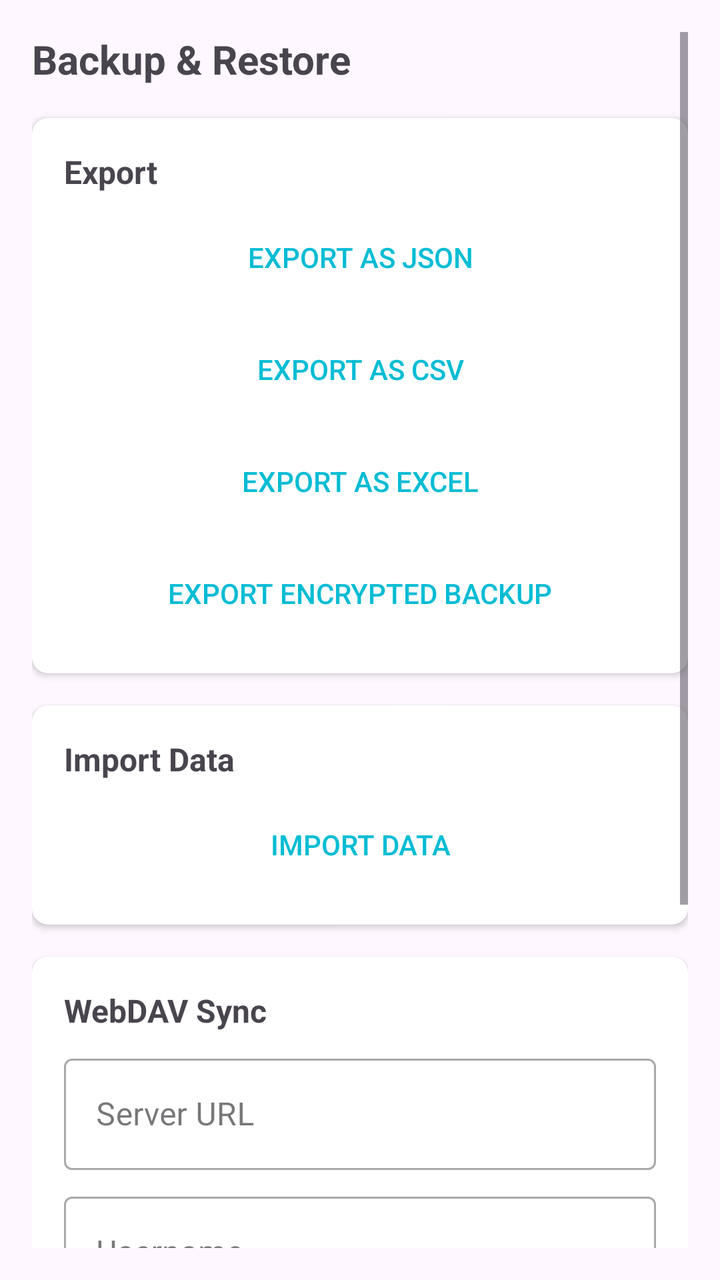
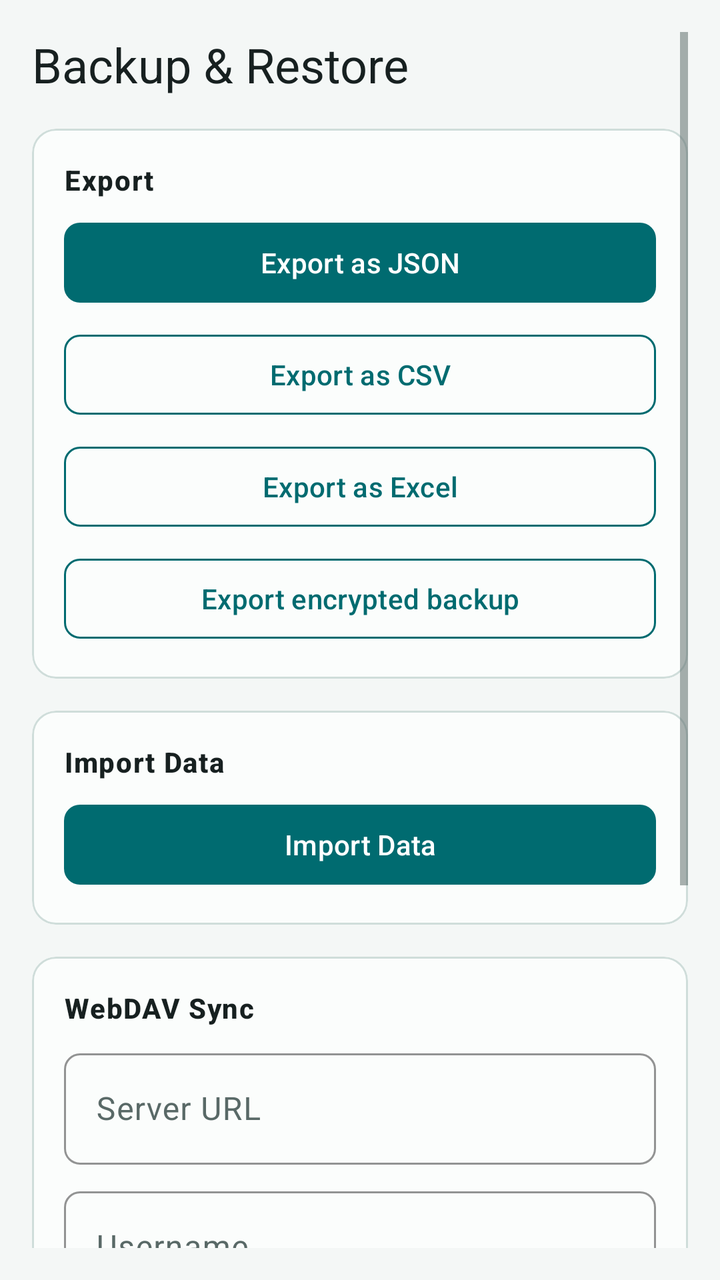

Two renders of the same Android screen: before a commit and after it. Below are the layout's source before the change and the commit's diff.
<!-- AndroidManifest.xml: application theme Theme.QRCodeSimple -->
<!-- res/layout/activity_backup.xml -->
<?xml version="1.0" encoding="utf-8"?>
<ScrollView xmlns:android="http://schemas.android.com/apk/res/android"
    xmlns:app="http://schemas.android.com/apk/res-auto"
    android:layout_width="match_parent"
    android:layout_height="match_parent"
    android:padding="16dp">

    <LinearLayout
        android:layout_width="match_parent"
        android:layout_height="wrap_content"
        android:orientation="vertical">

        <TextView
            android:layout_width="wrap_content"
            android:layout_height="wrap_content"
            android:text="@string/backup_restore"
            android:textSize="20sp"
            android:textStyle="bold"
            android:layout_marginBottom="16dp" />

        
        <androidx.cardview.widget.CardView
            android:layout_width="match_parent"
            android:layout_height="wrap_content"
            android:layout_marginBottom="16dp"
            app:cardCornerRadius="8dp"
            app:cardElevation="2dp"
            app:contentPadding="16dp">

            <LinearLayout
                android:layout_width="match_parent"
                android:layout_height="wrap_content"
                android:orientation="vertical">

                <TextView
                    android:layout_width="wrap_content"
                    android:layout_height="wrap_content"
                    android:text="@string/export_label"
                    android:textSize="16sp"
                    android:textStyle="bold"
                    android:layout_marginBottom="8dp" />

                <Button
                    android:id="@+id/btnExportJson"
                    android:layout_width="match_parent"
                    android:layout_height="wrap_content"
                    android:layout_marginBottom="8dp"
                    android:text="@string/export_json"
                    android:textColor="?attr/colorPrimary"

                    style="?android:attr/borderlessButtonStyle" />

                <Button
                    android:id="@+id/btnExportCsv"
                    android:layout_width="match_parent"
                    android:layout_height="wrap_content"
                    android:layout_marginBottom="8dp"
                    android:text="@string/export_csv"
                    android:textColor="?attr/colorPrimary"

                    style="?android:attr/borderlessButtonStyle" />

                <Button
                    android:id="@+id/btnExportExcel"
                    android:layout_width="match_parent"
                    android:layout_height="wrap_content"
                    android:layout_marginBottom="8dp"
                    android:text="@string/export_excel"
                    android:textColor="?attr/colorPrimary"

                    style="?android:attr/borderlessButtonStyle" />

                <Button
                    android:id="@+id/btnExportEncrypted"
                    android:layout_width="match_parent"
                    android:layout_height="wrap_content"
                    android:text="@string/export_encrypted"
                    android:textColor="?attr/colorPrimary"

                    style="?android:attr/borderlessButtonStyle" />

            </LinearLayout>

        </androidx.cardview.widget.CardView>

        
        <androidx.cardview.widget.CardView
            android:layout_width="match_parent"
            android:layout_height="wrap_content"
            app:cardCornerRadius="8dp"
            app:cardElevation="2dp"
            app:contentPadding="16dp">

            <LinearLayout
                android:layout_width="match_parent"
                android:layout_height="wrap_content"
                android:orientation="vertical">

                <TextView
                    android:layout_width="wrap_content"
                    android:layout_height="wrap_content"
                    android:text="@string/import_data"
                    android:textSize="16sp"
                    android:textStyle="bold"
                    android:layout_marginBottom="8dp" />

                <Button
                    android:id="@+id/btnImport"
                    android:layout_width="match_parent"
                    android:layout_height="wrap_content"
                    android:text="@string/import_data"
                    android:textColor="?attr/colorPrimary"

                    style="?android:attr/borderlessButtonStyle" />

            </LinearLayout>

        </androidx.cardview.widget.CardView>

        
        <androidx.cardview.widget.CardView
            android:layout_width="match_parent"
            android:layout_height="wrap_content"
            android:layout_marginTop="16dp"
            app:cardCornerRadius="8dp"
            app:cardElevation="2dp"
            app:contentPadding="16dp">

            <LinearLayout
                android:layout_width="match_parent"
                android:layout_height="wrap_content"
                android:orientation="vertical">

                <TextView
                    android:layout_width="wrap_content"
                    android:layout_height="wrap_content"
                    android:text="@string/webdav_sync"
                    android:textSize="16sp"
                    android:textStyle="bold"
                    android:layout_marginBottom="8dp" />

                <com.google.android.material.textfield.TextInputLayout
                    android:layout_width="match_parent"
                    android:layout_height="wrap_content"
                    android:hint="@string/webdav_url"
                    style="@style/Widget.MaterialComponents.TextInputLayout.OutlinedBox">

                    <com.google.android.material.textfield.TextInputEditText
                        android:id="@+id/etWebdavUrl"
                        android:layout_width="match_parent"
                        android:layout_height="wrap_content"
                        android:inputType="textUri" />

                </com.google.android.material.textfield.TextInputLayout>

                <com.google.android.material.textfield.TextInputLayout
                    android:layout_width="match_parent"
                    android:layout_height="wrap_content"
                    android:layout_marginTop="8dp"
                    android:hint="@string/webdav_username"
                    style="@style/Widget.MaterialComponents.TextInputLayout.OutlinedBox">

                    <com.google.android.material.textfield.TextInputEditText
                        android:id="@+id/etWebdavUsername"
                        android:layout_width="match_parent"
                        android:layout_height="wrap_content"
                        android:inputType="text" />

                </com.google.android.material.textfield.TextInputLayout>

                <com.google.android.material.textfield.TextInputLayout
                    android:layout_width="match_parent"
                    android:layout_height="wrap_content"
                    android:layout_marginTop="8dp"
                    android:hint="@string/webdav_password"
                    style="@style/Widget.MaterialComponents.TextInputLayout.OutlinedBox">

                    <com.google.android.material.textfield.TextInputEditText
                        android:id="@+id/etWebdavPassword"
                        android:layout_width="match_parent"
                        android:layout_height="wrap_content"
                        android:inputType="text|textPassword" />

                </com.google.android.material.textfield.TextInputLayout>

                <TextView
                    android:layout_width="wrap_content"
                    android:layout_height="wrap_content"
                    android:layout_marginTop="4dp"
                    android:text="@string/webdav_encrypted_hint"
                    android:textSize="12sp"
                    android:textColor="?android:attr/textColorSecondary" />

                <LinearLayout
                    android:layout_width="match_parent"
                    android:layout_height="wrap_content"
                    android:orientation="horizontal"
                    android:gravity="center_vertical"
                    android:layout_marginTop="8dp">

                    <TextView
                        android:layout_width="0dp"
                        android:layout_height="wrap_content"
                        android:layout_weight="1"
                        android:text="@string/webdav_auto_upload"
                        android:textSize="14sp" />

                    <Switch
                        android:id="@+id/switchWebdavAutoUpload"
                        android:layout_width="wrap_content"
                        android:layout_height="wrap_content" />

                </LinearLayout>

                <TextView
                    android:id="@+id/tvWebdavLastSync"
                    android:layout_width="wrap_content"
                    android:layout_height="wrap_content"
                    android:layout_marginTop="4dp"
                    android:textSize="12sp"
                    android:textColor="?android:attr/textColorSecondary" />

                <LinearLayout
                    android:layout_width="match_parent"
                    android:layout_height="wrap_content"
                    android:orientation="horizontal"
                    android:layout_marginTop="8dp">

                    <Button
                        android:id="@+id/btnWebdavUpload"
                        android:layout_width="0dp"
                        android:layout_height="wrap_content"
                        android:layout_weight="1"
                        android:text="@string/webdav_upload"
                        android:textColor="?attr/colorPrimary"

                        style="?android:attr/borderlessButtonStyle" />

                    <Button
                        android:id="@+id/btnWebdavDownload"
                        android:layout_width="0dp"
                        android:layout_height="wrap_content"
                        android:layout_weight="1"
                        android:text="@string/webdav_download"
                        android:textColor="?attr/colorPrimary"

                        style="?android:attr/borderlessButtonStyle" />

                </LinearLayout>

            </LinearLayout>

        </androidx.cardview.widget.CardView>

    </LinearLayout>

</ScrollView>
<!-- resources referenced by this layout -->
<resources>
  <style name="Theme.QRCodeSimple" parent="Theme.Material3.DayNight.NoActionBar">
          <item name="colorPrimary">@color/cyan_500</item>
          <item name="colorPrimaryVariant">@color/cyan_700</item>
          <item name="colorOnPrimary">@color/black</item>
          <item name="colorSecondary">@color/teal_200</item>
          <item name="colorSecondaryVariant">@color/teal_700</item>
          <item name="colorOnSecondary">@color/black</item>
          <item name="android:statusBarColor">?attr/colorPrimaryVariant</item>
      </style>
  <color name="cyan_500">#FF00BCD4</color>
  <color name="cyan_700">#FF0097A7</color>
  <color name="black">#FF000000</color>
  <color name="teal_200">#FF03DAC5</color>
  <color name="teal_700">#FF018786</color>
  <!-- unchanged entries left out for length: 15 -->
</resources>

<!-- the commit's change to res/layout/activity_backup.xml (unified diff, before → after) -->
@@ -3,7 +3,8 @@
     xmlns:app="http://schemas.android.com/apk/res-auto"
     android:layout_width="match_parent"
     android:layout_height="match_parent"
-    android:padding="16dp">
+    android:background="@color/app_background"
+    android:padding="@dimen/space_16">
 
     <LinearLayout
         android:layout_width="match_parent"
@@ -13,18 +14,17 @@
         <TextView
             android:layout_width="wrap_content"
             android:layout_height="wrap_content"
+            android:layout_marginBottom="16dp"
             android:text="@string/backup_restore"
-            android:textSize="20sp"
-            android:textStyle="bold"
-            android:layout_marginBottom="16dp" />
+            android:textAppearance="?attr/textAppearanceHeadlineSmall"
+            android:textColor="@color/app_text_primary" />
 
         
-        <androidx.cardview.widget.CardView
+        <com.google.android.material.card.MaterialCardView
+            style="@style/Widget.QRCodeSimple.Panel"
             android:layout_width="match_parent"
             android:layout_height="wrap_content"
             android:layout_marginBottom="16dp"
-            app:cardCornerRadius="8dp"
-            app:cardElevation="2dp"
             app:contentPadding="16dp">
 
             <LinearLayout
@@ -36,59 +36,49 @@
                     android:layout_width="wrap_content"
                     android:layout_height="wrap_content"
                     android:text="@string/export_label"
-                    android:textSize="16sp"
-                    android:textStyle="bold"
+                    android:textAppearance="@style/TextAppearance.QRCodeSimple.SectionLabel"
                     android:layout_marginBottom="8dp" />
 
-                <Button
+                <com.google.android.material.button.MaterialButton
                     android:id="@+id/btnExportJson"
+                    style="@style/Widget.QRCodeSimple.Button.Primary"
                     android:layout_width="match_parent"
                     android:layout_height="wrap_content"
                     android:layout_marginBottom="8dp"
-                    android:text="@string/export_json"
-                    android:textColor="?attr/colorPrimary"
-
-                    style="?android:attr/borderlessButtonStyle" />
-
-                <Button
+                    android:text="@string/export_json" />
+
+                <com.google.android.material.button.MaterialButton
                     android:id="@+id/btnExportCsv"
+                    style="@style/Widget.QRCodeSimple.Button.Outlined"
                     android:layout_width="match_parent"
                     android:layout_height="wrap_content"
                     android:layout_marginBottom="8dp"
-                    android:text="@string/export_csv"
-                    android:textColor="?attr/colorPrimary"
-
-                    style="?android:attr/borderlessButtonStyle" />
-
-                <Button
+                    android:text="@string/export_csv" />
+
+                <com.google.android.material.button.MaterialButton
                     android:id="@+id/btnExportExcel"
+                    style="@style/Widget.QRCodeSimple.Button.Outlined"
                     android:layout_width="match_parent"
                     android:layout_height="wrap_content"
                     android:layout_marginBottom="8dp"
-                    android:text="@string/export_excel"
-                    android:textColor="?attr/colorPrimary"
-
-                    style="?android:attr/borderlessButtonStyle" />
-
-                <Button
+                    android:text="@string/export_excel" />
+
+                <com.google.android.material.button.MaterialButton
                     android:id="@+id/btnExportEncrypted"
-                    android:layout_width="match_parent"
-                    android:layout_height="wrap_content"
-                    android:text="@string/export_encrypted"
-                    android:textColor="?attr/colorPrimary"
-
-                    style="?android:attr/borderlessButtonStyle" />
+                    style="@style/Widget.QRCodeSimple.Button.Outlined"
+                    android:layout_width="match_parent"
+                    android:layout_height="wrap_content"
+                    android:text="@string/export_encrypted" />
 
             </LinearLayout>
 
-        </androidx.cardview.widget.CardView>
+        </com.google.android.material.card.MaterialCardView>
 
         
-        <androidx.cardview.widget.CardView
+        <com.google.android.material.card.MaterialCardView
+            style="@style/Widget.QRCodeSimple.Panel"
             android:layout_width="match_parent"
             android:layout_height="wrap_content"
-            app:cardCornerRadius="8dp"
-            app:cardElevation="2dp"
             app:contentPadding="16dp">
 
             <LinearLayout
@@ -100,30 +90,26 @@
                     android:layout_width="wrap_content"
                     android:layout_height="wrap_content"
                     android:text="@string/import_data"
-                    android:textSize="16sp"
-                    android:textStyle="bold"
+                    android:textAppearance="@style/TextAppearance.QRCodeSimple.SectionLabel"
                     android:layout_marginBottom="8dp" />
 
-                <Button
+                <com.google.android.material.button.MaterialButton
                     android:id="@+id/btnImport"
-                    android:layout_width="match_parent"
-                    android:layout_height="wrap_content"
-                    android:text="@string/import_data"
-                    android:textColor="?attr/colorPrimary"
-
-                    style="?android:attr/borderlessButtonStyle" />
+                    style="@style/Widget.QRCodeSimple.Button.Primary"
+                    android:layout_width="match_parent"
+                    android:layout_height="wrap_content"
+                    android:text="@string/import_data" />
 
             </LinearLayout>
 
-        </androidx.cardview.widget.CardView>
+        </com.google.android.material.card.MaterialCardView>
 
         
-        <androidx.cardview.widget.CardView
+        <com.google.android.material.card.MaterialCardView
+            style="@style/Widget.QRCodeSimple.Panel"
             android:layout_width="match_parent"
             android:layout_height="wrap_content"
             android:layout_marginTop="16dp"
-            app:cardCornerRadius="8dp"
-            app:cardElevation="2dp"
             app:contentPadding="16dp">
 
             <LinearLayout
@@ -135,15 +121,14 @@
                     android:layout_width="wrap_content"
                     android:layout_height="wrap_content"
                     android:text="@string/webdav_sync"
-                    android:textSize="16sp"
-                    android:textStyle="bold"
+                    android:textAppearance="@style/TextAppearance.QRCodeSimple.SectionLabel"
                     android:layout_marginBottom="8dp" />
 
                 <com.google.android.material.textfield.TextInputLayout
-                    android:layout_width="match_parent"
-                    android:layout_height="wrap_content"
-                    android:hint="@string/webdav_url"
-                    style="@style/Widget.MaterialComponents.TextInputLayout.OutlinedBox">
+                    style="@style/Widget.QRCodeSimple.TextInput"
+                    android:layout_width="match_parent"
+                    android:layout_height="wrap_content"
+                    android:hint="@string/webdav_url">
 
                     <com.google.android.material.textfield.TextInputEditText
                         android:id="@+id/etWebdavUrl"
@@ -154,11 +139,11 @@
                 </com.google.android.material.textfield.TextInputLayout>
 
                 <com.google.android.material.textfield.TextInputLayout
+                    style="@style/Widget.QRCodeSimple.TextInput"
                     android:layout_width="match_parent"
                     android:layout_height="wrap_content"
                     android:layout_marginTop="8dp"
-                    android:hint="@string/webdav_username"
-                    style="@style/Widget.MaterialComponents.TextInputLayout.OutlinedBox">
+                    android:hint="@string/webdav_username">
 
                     <com.google.android.material.textfield.TextInputEditText
                         android:id="@+id/etWebdavUsername"
@@ -169,11 +154,11 @@
                 </com.google.android.material.textfield.TextInputLayout>
 
                 <com.google.android.material.textfield.TextInputLayout
+                    style="@style/Widget.QRCodeSimple.TextInput"
                     android:layout_width="match_parent"
                     android:layout_height="wrap_content"
                     android:layout_marginTop="8dp"
-                    android:hint="@string/webdav_password"
-                    style="@style/Widget.MaterialComponents.TextInputLayout.OutlinedBox">
+                    android:hint="@string/webdav_password">
 
                     <com.google.android.material.textfield.TextInputEditText
                         android:id="@+id/etWebdavPassword"
@@ -188,12 +173,12 @@
                     android:layout_height="wrap_content"
                     android:layout_marginTop="4dp"
                     android:text="@string/webdav_encrypted_hint"
-                    android:textSize="12sp"
-                    android:textColor="?android:attr/textColorSecondary" />
+                    android:textAppearance="@style/TextAppearance.QRCodeSimple.Metadata" />
 
                 <LinearLayout
                     android:layout_width="match_parent"
                     android:layout_height="wrap_content"
+                    android:minHeight="@dimen/touch_target_min"
                     android:orientation="horizontal"
                     android:gravity="center_vertical"
                     android:layout_marginTop="8dp">
@@ -203,12 +188,15 @@
                         android:layout_height="wrap_content"
                         android:layout_weight="1"
                         android:text="@string/webdav_auto_upload"
-                        android:textSize="14sp" />
-
-                    <Switch
+                        android:textAppearance="@style/TextAppearance.QRCodeSimple.RowTitle" />
+
+                    <com.google.android.material.switchmaterial.SwitchMaterial
                         android:id="@+id/switchWebdavAutoUpload"
                         android:layout_width="wrap_content"
-                        android:layout_height="wrap_content" />
+                        android:layout_height="wrap_content"
+                        android:minHeight="@dimen/touch_target_min"
+                        app:thumbTint="@color/app_switch_thumb"
+                        app:trackTint="@color/app_switch_track" />
 
                 </LinearLayout>
 
@@ -217,8 +205,7 @@
                     android:layout_width="wrap_content"
                     android:layout_height="wrap_content"
                     android:layout_marginTop="4dp"
-                    android:textSize="12sp"
-                    android:textColor="?android:attr/textColorSecondary" />
+                    android:textAppearance="@style/TextAppearance.QRCodeSimple.Metadata" />
 
                 <LinearLayout
                     android:layout_width="match_parent"
@@ -226,31 +213,29 @@
                     android:orientation="horizontal"
                     android:layout_marginTop="8dp">
 
-                    <Button
+                    <com.google.android.material.button.MaterialButton
                         android:id="@+id/btnWebdavUpload"
+                        style="@style/Widget.QRCodeSimple.Button.Primary"
                         android:layout_width="0dp"
                         android:layout_height="wrap_content"
                         android:layout_weight="1"
-                        android:text="@string/webdav_upload"
-                        android:textColor="?attr/colorPrimary"
-
-                        style="?android:attr/borderlessButtonStyle" />
-
-                    <Button
+                        android:layout_marginEnd="@dimen/space_4"
+                        android:text="@string/webdav_upload" />
+
+                    <com.google.android.material.button.MaterialButton
                         android:id="@+id/btnWebdavDownload"
+                        style="@style/Widget.QRCodeSimple.Button.Outlined"
                         android:layout_width="0dp"
                         android:layout_height="wrap_content"
                         android:layout_weight="1"
-                        android:text="@string/webdav_download"
-                        android:textColor="?attr/colorPrimary"
-
-                        style="?android:attr/borderlessButtonStyle" />
+                        android:layout_marginStart="@dimen/space_4"
+                        android:text="@string/webdav_download" />
 
                 </LinearLayout>
 
             </LinearLayout>
 
-        </androidx.cardview.widget.CardView>
+        </com.google.android.material.card.MaterialCardView>
 
     </LinearLayout>
 
<!-- resource entries referenced after the edit -->
@@ -1,19 +1,157 @@
 <!-- resources referenced by this layout -->
 <resources>
-  <style name="Theme.QRCodeSimple" parent="Theme.Material3.DayNight.NoActionBar">
-          <item name="colorPrimary">@color/cyan_500</item>
-          <item name="colorPrimaryVariant">@color/cyan_700</item>
-          <item name="colorOnPrimary">@color/black</item>
-          <item name="colorSecondary">@color/teal_200</item>
-          <item name="colorSecondaryVariant">@color/teal_700</item>
-          <item name="colorOnSecondary">@color/black</item>
-          <item name="android:statusBarColor">?attr/colorPrimaryVariant</item>
+  <color name="app_background">#FFF4F7F6</color>
+  <color name="app_text_primary">#FF172020</color>
+  <dimen name="space_16">16dp</dimen>
+  <dimen name="space_4">4dp</dimen>
+  <dimen name="touch_target_min">48dp</dimen>
+  <style name="TextAppearance.QRCodeSimple.Metadata" parent="TextAppearance.Material3.BodySmall">
+          <item name="android:textColor">@color/app_text_secondary</item>
       </style>
-  <color name="cyan_500">#FF00BCD4</color>
-  <color name="cyan_700">#FF0097A7</color>
-  <color name="black">#FF000000</color>
-  <color name="teal_200">#FF03DAC5</color>
-  <color name="teal_700">#FF018786</color>
+  <style name="TextAppearance.QRCodeSimple.RowTitle" parent="TextAppearance.Material3.BodyLarge">
+          <item name="android:textColor">@color/app_text_primary</item>
+      </style>
+  <style name="TextAppearance.QRCodeSimple.SectionLabel" parent="TextAppearance.Material3.TitleSmall">
+          <item name="android:textColor">@color/app_text_primary</item>
+          <item name="android:textStyle">bold</item>
+          <item name="android:letterSpacing">0.04</item>
+      </style>
+  <style name="Widget.QRCodeSimple.Button.Outlined" parent="Widget.Material3.Button.OutlinedButton">
+          <item name="android:minHeight">@dimen/touch_target_min</item>
+          <item name="android:textColor">@color/app_primary</item>
+          <item name="backgroundTint">@color/app_surface</item>
+          <item name="cornerRadius">@dimen/radius_compact</item>
+          <item name="iconTint">@color/app_primary</item>
+          <item name="strokeColor">@color/app_primary</item>
+          <item name="strokeWidth">1dp</item>
+      </style>
+  <style name="Widget.QRCodeSimple.Button.Primary" parent="Widget.Material3.Button">
+          <item name="android:minHeight">@dimen/touch_target_min</item>
+          <item name="android:textColor">@color/app_on_primary</item>
+          <item name="backgroundTint">@color/app_primary</item>
+          <item name="cornerRadius">@dimen/radius_compact</item>
+          <item name="iconTint">@color/app_on_primary</item>
+      </style>
+  <style name="Widget.QRCodeSimple.Panel" parent="">
+          <item name="cardBackgroundColor">@color/app_surface</item>
+          <item name="cardCornerRadius">@dimen/radius_panel</item>
+          <item name="cardElevation">0dp</item>
+          <item name="strokeColor">@color/app_outline_variant</item>
+          <item name="strokeWidth">@dimen/stroke_panel</item>
+      </style>
+  <style name="Widget.QRCodeSimple.TextInput" parent="Widget.Material3.TextInputLayout.OutlinedBox">
+          <item name="boxCornerRadiusTopStart">@dimen/radius_compact</item>
+          <item name="boxCornerRadiusTopEnd">@dimen/radius_compact</item>
+          <item name="boxCornerRadiusBottomStart">@dimen/radius_compact</item>
+          <item name="boxCornerRadiusBottomEnd">@dimen/radius_compact</item>
+          <item name="boxStrokeColor">@color/app_primary</item>
+          <item name="hintTextColor">@color/app_text_secondary</item>
+      </style>
+  <style name="Theme.QRCodeSimple" parent="Theme.QRCodeSimple.Base">
+          <item name="windowActionBar">false</item>
+          <item name="windowNoTitle">true</item>
+      </style>
+  <color name="app_text_secondary">#FF596967</color>
+  <color name="app_primary">#FF006B70</color>
+  <color name="app_surface">#FFFBFDFC</color>
+  <dimen name="radius_compact">8dp</dimen>
+  <color name="app_on_primary">#FFFFFFFF</color>
+  <dimen name="radius_panel">12dp</dimen>
+  <color name="app_outline_variant">#FFCFDDDA</color>
+  <dimen name="stroke_panel">1dp</dimen>
+  <style name="Theme.QRCodeSimple.Base" parent="Theme.Material3.DayNight">
+          <item name="colorPrimary">@color/app_primary</item>
+          <item name="colorOnPrimary">@color/app_on_primary</item>
+          <item name="colorPrimaryContainer">@color/app_primary_container</item>
+          <item name="colorOnPrimaryContainer">@color/app_on_primary_container</item>
+          <item name="colorSecondary">@color/app_secondary</item>
+          <item name="colorOnSecondary">@color/app_on_secondary</item>
+          <item name="colorSecondaryContainer">@color/app_secondary_container</item>
+          <item name="colorOnSecondaryContainer">@color/app_on_secondary_container</item>
+          <item name="colorTertiary">@color/app_primary</item>
+          <item name="colorOnTertiary">@color/app_on_primary</item>
+          <item name="colorTertiaryContainer">@color/app_primary_container</item>
+          <item name="colorOnTertiaryContainer">@color/app_on_primary_container</item>
+          <item name="colorSurface">@color/app_surface</item>
+          <item name="colorSurfaceBright">@color/app_surface_variant</item>
+          <item name="colorSurfaceDim">@color/app_background</item>
+          <item name="colorSurfaceContainerLowest">@color/app_background</item>
+          <item name="colorSurfaceContainerLow">@color/app_surface</item>
+          <item name="colorSurfaceContainer">@color/app_surface</item>
+          <item name="colorSurfaceContainerHigh">@color/app_surface_variant</item>
+          <item name="colorSurfaceContainerHighest">@color/app_surface_variant</item>
+          <item name="colorOnSurface">@color/app_text_primary</item>
+          <item name="colorSurfaceVariant">@color/app_surface_variant</item>
+          <item name="colorOnSurfaceVariant">@color/app_text_secondary</item>
+          <item name="colorSurfaceInverse">@color/app_text_primary</item>
+          <item name="colorOnSurfaceInverse">@color/app_background</item>
+          <item name="colorPrimaryInverse">@color/app_primary_container</item>
+          <item name="colorOnBackground">@color/app_text_primary</item>
+          <item name="colorOutline">@color/app_outline</item>
+          <item name="colorOutlineVariant">@color/app_outline_variant</item>
+          <item name="colorError">@color/app_error</item>
+          <item name="colorOnError">@color/app_on_error</item>
+          <item name="colorErrorContainer">@color/app_error_container</item>
+          <item name="colorOnErrorContainer">@color/app_on_error_container</item>
+          <item name="colorControlNormal">@color/app_text_secondary</item>
+          <item name="colorControlActivated">@color/app_primary</item>
+          <item name="android:colorAccent">@color/app_primary</item>
+          <item name="android:colorBackground">@color/app_background</item>
+          <item name="android:windowBackground">@color/app_background</item>
+          <item name="android:statusBarColor">@color/app_background</item>
+          <item name="android:navigationBarColor">@color/app_background</item>
+          <item name="android:windowLightStatusBar">@bool/app_light_system_bars</item>
+          <item name="android:windowLightNavigationBar">@bool/app_light_system_bars</item>
+          <item name="materialAlertDialogTheme">@style/ThemeOverlay.QRCodeSimple.MaterialAlertDialog</item>
+          <item name="materialButtonStyle">@style/Widget.QRCodeSimple.Button.Primary</item>
+          <item name="materialCardViewStyle">@style/Widget.QRCodeSimple.Panel</item>
+          <item name="bottomNavigationStyle">@style/Widget.QRCodeSimple.BottomNavigationView</item>
+      </style>
+  <color name="app_primary_container">#FFD8EFED</color>
+  <color name="app_on_primary_container">#FF064E52</color>
+  <color name="app_secondary">#FF496563</color>
+  <color name="app_on_secondary">#FFFFFFFF</color>
+  <color name="app_secondary_container">#FFDDE8E6</color>
+  <color name="app_on_secondary_container">#FF243F3E</color>
+  <color name="app_surface_variant">#FFEAF1EF</color>
+  <color name="app_outline">#FF758684</color>
+  <color name="app_error">#FFB3261E</color>
+  <color name="app_on_error">#FFFFFFFF</color>
+  <color name="app_error_container">#FFF9DEDC</color>
+  <color name="app_on_error_container">#FF410E0B</color>
+  <style name="ThemeOverlay.QRCodeSimple.MaterialAlertDialog" parent="ThemeOverlay.Material3.MaterialAlertDialog">
+          <item name="colorSurface">@color/app_surface</item>
+          <item name="colorSurfaceContainerHigh">@color/app_surface_variant</item>
+          <item name="colorOnSurface">@color/app_text_primary</item>
+          <item name="shapeAppearanceMediumComponent">@style/ShapeAppearance.QRCodeSimple.Panel</item>
+          <item name="buttonBarPositiveButtonStyle">@style/Widget.QRCodeSimple.Button.Text</item>
+          <item name="buttonBarNegativeButtonStyle">@style/Widget.QRCodeSimple.Button.Text</item>
+          <item name="buttonBarNeutralButtonStyle">@style/Widget.QRCodeSimple.Button.Text</item>
+      </style>
+  <style name="Widget.QRCodeSimple.BottomNavigationView" parent="Widget.Material3.BottomNavigationView">
+          <item name="android:background">@color/app_surface</item>
+          <item name="itemIconTint">@color/navigation_item_color</item>
+          <item name="itemTextColor">@color/navigation_item_color</item>
+          <item name="itemActiveIndicatorStyle">@style/Widget.QRCodeSimple.BottomNavigationView.ActiveIndicator</item>
+          <item name="elevation">0dp</item>
+      </style>
+  <style name="ShapeAppearance.QRCodeSimple.Panel" parent="ShapeAppearance.Material3.Corner.Medium">
+          <item name="cornerFamily">rounded</item>
+          <item name="cornerSize">@dimen/radius_panel</item>
+      </style>
+  <style name="Widget.QRCodeSimple.Button.Text" parent="Widget.Material3.Button.TextButton">
+          <item name="android:minHeight">@dimen/touch_target_min</item>
+          <item name="android:textColor">@color/app_primary</item>
+          <item name="iconTint">@color/app_primary</item>
+      </style>
+  <style name="Widget.QRCodeSimple.BottomNavigationView.ActiveIndicator" parent="Widget.Material3.BottomNavigationView.ActiveIndicator">
+          <item name="android:color">@color/app_primary_container</item>
+          <item name="shapeAppearance">@style/ShapeAppearance.QRCodeSimple.Compact</item>
+      </style>
+  <style name="ShapeAppearance.QRCodeSimple.Compact" parent="ShapeAppearance.Material3.Corner.Small">
+          <item name="cornerFamily">rounded</item>
+          <item name="cornerSize">@dimen/radius_compact</item>
+      </style>
   <!-- unchanged entries left out for length: 15 -->
 </resources>
 
